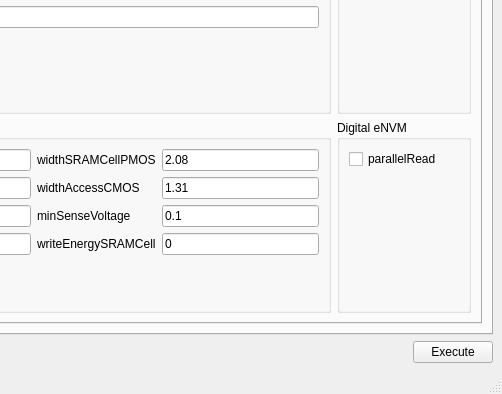
Old version of the form main_layout.ui in the repository YukariChiba/NeuroSimGUI; both pictures show x 294 to 796 and y 225 to 619 of the 796 by 619 pixel window.
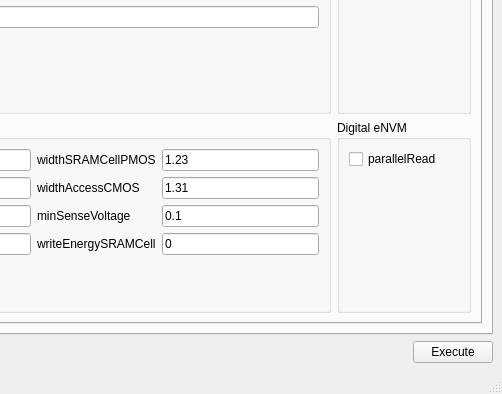
New version of the form. The open tabs and pages were chosen to show the change.

Commit message: Fix Bool Arg

```diff
--- a/main_layout.ui
+++ b/main_layout.ui
@@ -2106,7 +2106,7 @@
                    <item row="0" column="1">
                     <widget class="QLineEdit" name="HODevWidthSRAMCellPMOS">
                      <property name="text">
-                      <string>2.08</string>
+                      <string>1.23</string>
                      </property>
                     </widget>
                    </item>
```
Left out of the diff: 2 changed lines with no effect on the pictures. The commit also changes 2 other files.
